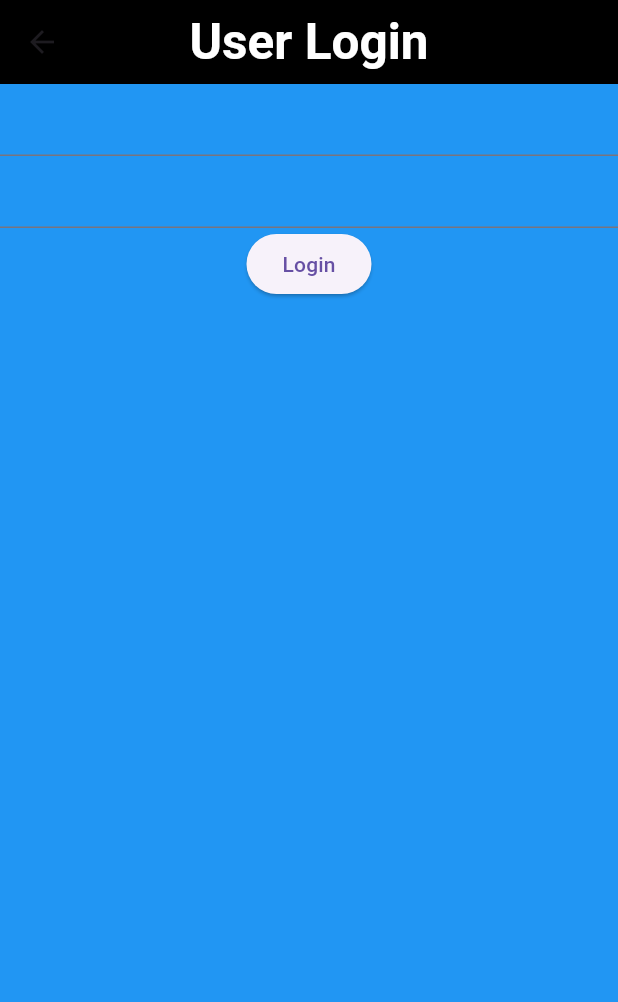
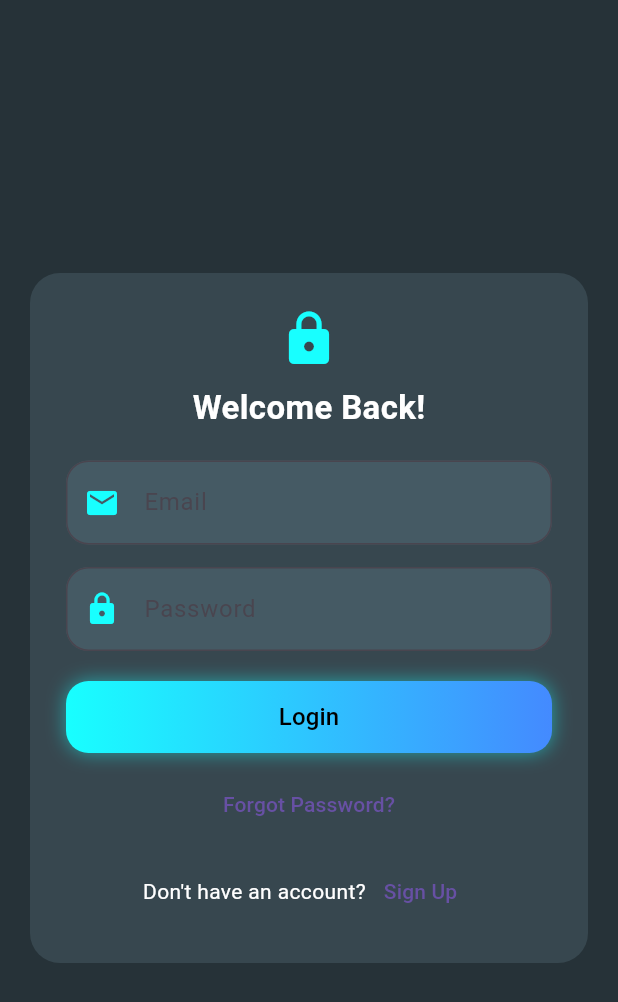
Before and after one commit to AvezChadchan/event_scheduler, a Flutter app: the screen it shows after launch, after a tap on "Login as User", on a phone screen of 412 x 824 dp. Shown: the top 1002 px of the screen. Run offline on Flutter 3.47's test engine with Material 3 defaults, Android fonts, the phone set to English and light mode, and no system bars; our stand-ins replace sqflite; accounts and stored records are empty.

Commit message:
feat: Enhance UserLogin screen UI

```diff
--- a/lib/Login/userlogin.dart
+++ b/lib/Login/userlogin.dart
@@ -1,41 +1,108 @@
 import 'package:event_scheduler/screens/home_screen.dart';
-import 'package:flutter/cupertino.dart';
 import 'package:flutter/material.dart';
+import 'package:event_scheduler/Login/mainlogin.dart';
 
 class UserLogin extends StatelessWidget {
-  final usernameController = TextEditingController();
+  final emailController = TextEditingController();
   final passwordController = TextEditingController();
+
   @override
   Widget build(BuildContext context) {
     return Scaffold(
-      appBar: AppBar(
-        backgroundColor: Colors.black,
-        title: Text(
-          "User Login",
-          style: TextStyle(color:Colors.white,fontSize: 33, fontWeight: FontWeight.bold),
-        ),
-        centerTitle: true,
-      ),
-      body: Container(
-        color: Colors.blue,
-        height: double.infinity,
-        width: double.infinity,
-        child: Column(
-          children: [
-            TextField(controller: usernameController),
-            TextField(controller: passwordController),
-            ElevatedButton(
-              onPressed: () {
+      backgroundColor: Colors.blueGrey.shade900,
+      body: Center(
+        child: Container(
+          padding: const EdgeInsets.all(24),
+          margin: const EdgeInsets.symmetric(horizontal: 20),
+          decoration: BoxDecoration(
+            color: Colors.blueGrey.shade800,
+            borderRadius: BorderRadius.circular(20),
+          ),
+          child: Column(
+            mainAxisSize: MainAxisSize.min,
+            children: [
+              Icon(Icons.lock, color: Colors.cyanAccent, size: 40),
+              SizedBox(height: 10),
+              Text(
+                "Welcome Back!",
+                style: TextStyle(
+                  fontSize: 22,
+                  fontWeight: FontWeight.bold,
+                  color: Colors.white,
+                ),
+              ),
+              SizedBox(height: 20),
+              buildInputField(Icons.email, 'Email', emailController),
+              SizedBox(height: 15),
+              buildInputField(
+                Icons.lock,
+                'Password',
+                passwordController,
+                isPassword: true,
+              ),
+              SizedBox(height: 20),
+              neonButton("Login", () {
                 Navigator.pushReplacement(
                   context,
                   MaterialPageRoute(builder: (context) => HomeScreen()),
                 );
-              },
-              child: Text("Login"),
-            ),
-          ],
+              }),
+              SizedBox(height: 10),
+              TextButton(onPressed: () {}, child: Text("Forgot Password?")),
+              SizedBox(height: 10),
+              Row(
+                mainAxisAlignment: MainAxisAlignment.center,
+                children: [
+                  Text(
+                    "Don't have an account?",
+                    style: TextStyle(color: Colors.white),
+                  ),
+                  TextButton(child: Text("Sign Up"), onPressed: () {}),
+                ],
+              ),
+            ],
+          ),
         ),
       ),
     );
   }
+
+  Widget buildInputField(
+    IconData icon,
+    String hint,
+    TextEditingController controller, {
+    bool isPassword = false,
+  }) {
+    return TextField(
+      controller: controller,
+      obscureText: isPassword,
+      style: TextStyle(color: Colors.white),
+      decoration: InputDecoration(
+        prefixIcon: Icon(icon, color: Colors.cyanAccent),
+        hintText: hint,
+        filled: true,
+        fillColor: Colors.blueGrey.shade700,
+        border: OutlineInputBorder(borderRadius: BorderRadius.circular(15)),
+      ),
+    );
+  }
+
+  Widget neonButton(String text, VoidCallback onPressed) {
+    return Container(
+      width: double.infinity,
+      decoration: BoxDecoration(
+        gradient: LinearGradient(
+          colors: [Colors.cyanAccent, Colors.blueAccent],
+        ),
+        borderRadius: BorderRadius.circular(15),
+        boxShadow: [
+          BoxShadow(color: Colors.cyanAccent.withOpacity(0.5), blurRadius: 10),
+        ],
+      ),
+      child: TextButton(
+        onPressed: onPressed,
+        child: Text(text, style: TextStyle(color: Colors.black, fontSize: 16)),
+      ),
+    );
+  }
 }
```
